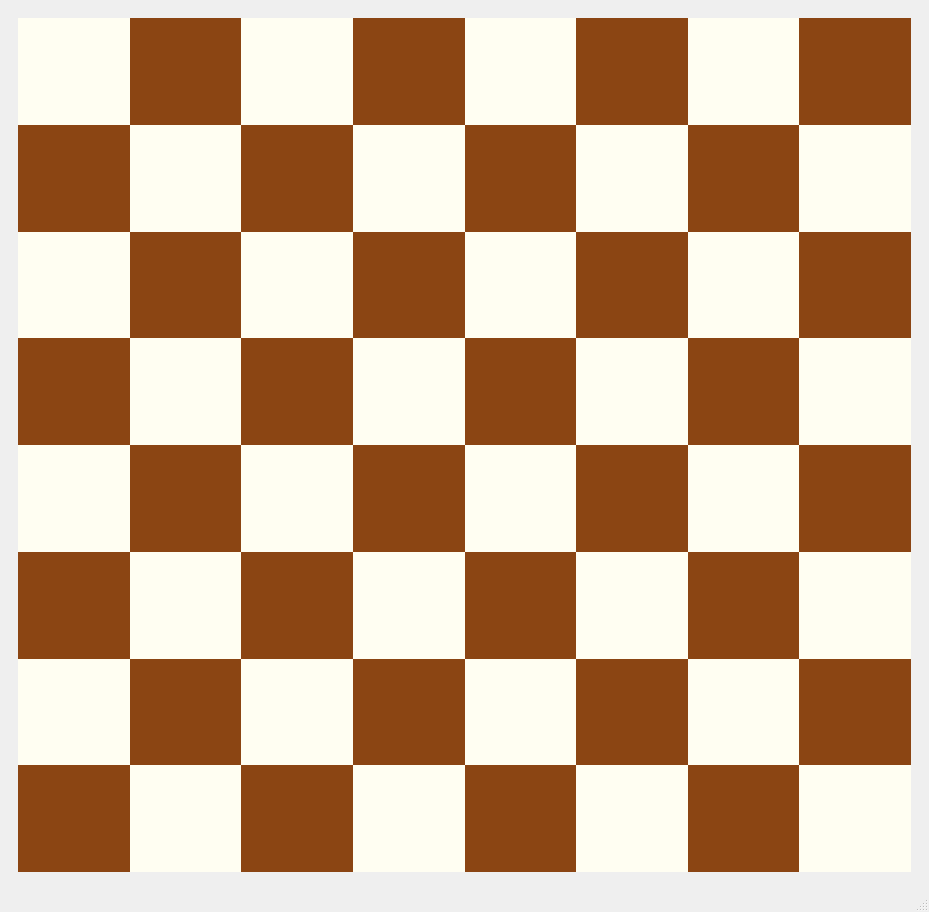
This is checkers.ui in mbienkowsk/pipr-checkers as Qt 5 draws it before an edit. The edited form follows.
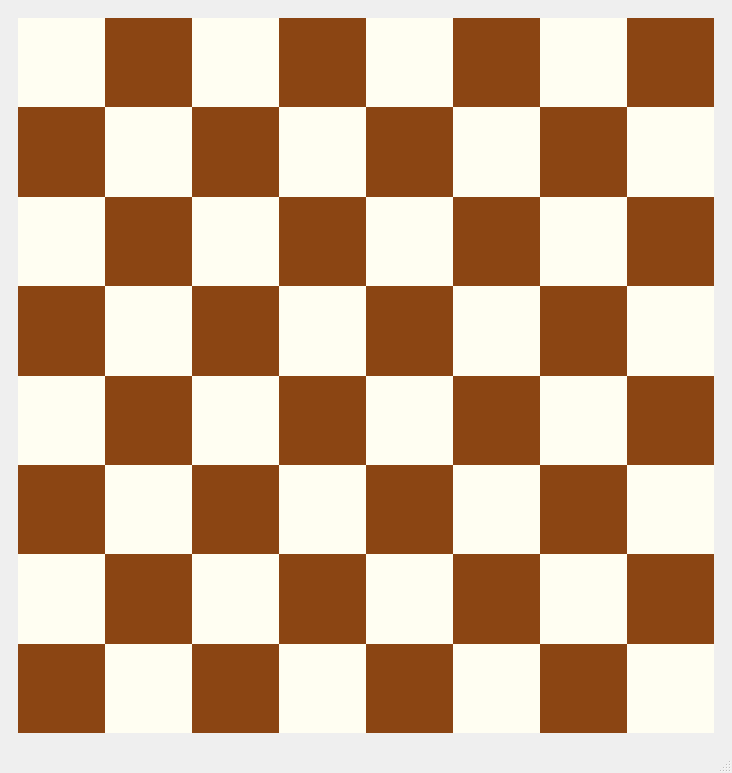
This is the edited form.

```diff
--- a/checkers.ui
+++ b/checkers.ui
@@ -6,8 +6,8 @@
    <rect>
     <x>0</x>
     <y>0</y>
-    <width>929</width>
-    <height>912</height>
+    <width>732</width>
+    <height>773</height>
    </rect>
   </property>
   <property name="windowTitle">
```
Left out of the diff: 4 changed lines with no effect on the pictures.
